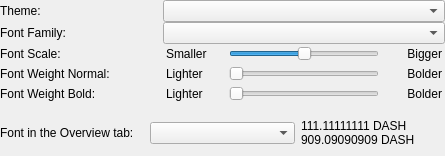
This is src/qt/forms/appearancewidget.ui in kwvg/dash as Qt 5 draws it before an edit. The edited form follows.
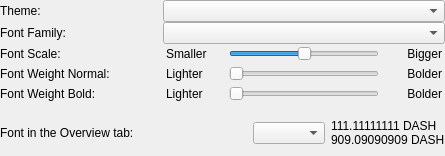
This is the edited form.

Commit message: qt: add horizontal spacer for visual consistency

```diff
--- a/src/qt/forms/appearancewidget.ui
+++ b/src/qt/forms/appearancewidget.ui
@@ -491,6 +491,19 @@
        </property>
       </widget>
      </item>
+     <item>
+      <spacer name="moneyFont_horizontalSpacer">
+       <property name="orientation">
+        <enum>Qt::Horizontal</enum>
+       </property>
+       <property name="sizeHint" stdset="0">
+        <size>
+         <width>40</width>
+         <height>20</height>
+        </size>
+       </property>
+      </spacer>
+     </item>
      <item>
       <widget class="QComboBox" name="moneyFont"/>
      </item>
```
